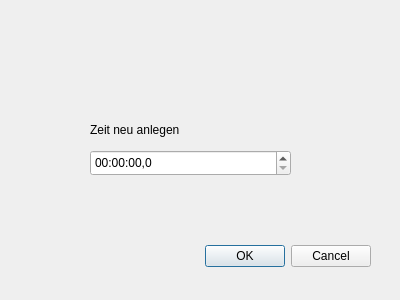
Above: zeitdialog.ui from farbtoaster/CP2TWS before the change. Below: the same form after it.
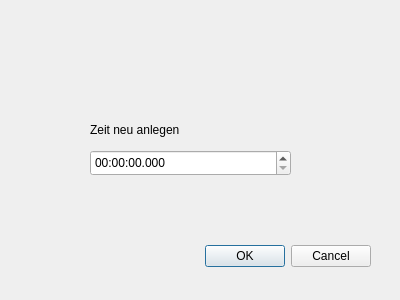
That is the form after the change.

```diff
--- a/zeitdialog.ui
+++ b/zeitdialog.ui
@@ -39,7 +39,7 @@
     </rect>
    </property>
    <property name="displayFormat">
-    <string>HH:mm:ss,z</string>
+    <string>hh:mm:ss.zzz</string>
    </property>
   </widget>
   <widget class="QLabel" name="label">
```
